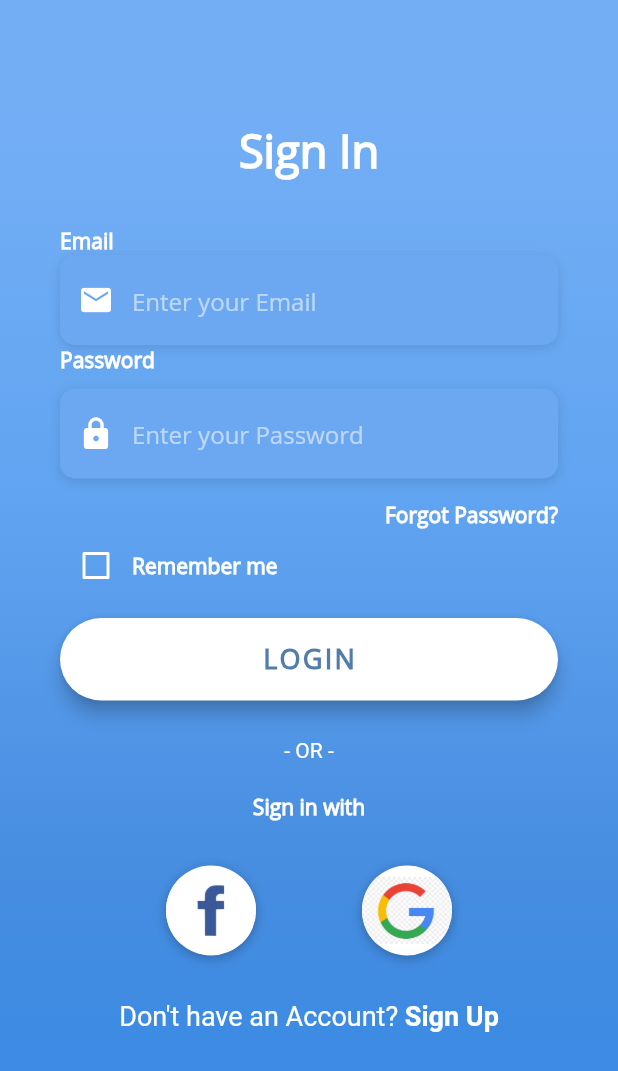
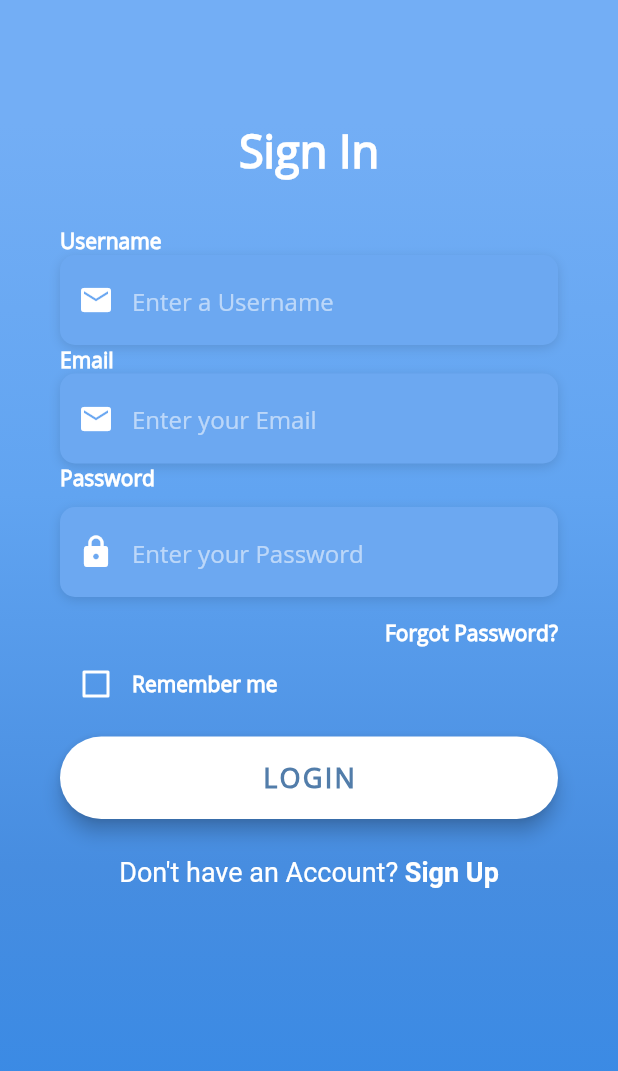
Before and after one commit to SolomonRosemite/Flutter-TellYea, a Flutter app: the LoginScreen screen opened directly, on a phone screen of 412 x 824 dp. Shown: the top 1071 px of the screen. Run offline on Flutter 3.47's test engine with Material 2 defaults, Android fonts, the phone set to English and light mode, and no system bars; our stand-ins replace shared_preferences; missing offline and left inert: backendless_sdk; accounts and stored records are empty.

Commit message:
Added Login to Backend

```diff
--- a/tellyea/lib/SplashScreen.dart
+++ b/tellyea/lib/SplashScreen.dart
@@ -48,7 +48,7 @@ class SplashState extends State<Splash> {
           setState(() {
             visible = false;
           });
-          Future.delayed(const Duration(seconds: 510), () {
+          Future.delayed(const Duration(milliseconds: 510), () {
             setState(() {
               image = "images/throw.png";
               visible = true;
@@ -96,6 +96,7 @@ class SplashState extends State<Splash> {
                 duration: Duration(seconds: 3),
                 child: Column(
                   children: <Widget>[
+                    // TODO: Add Inputfield here to set a displayname
                     RaisedButton(
                       onPressed: () {},
                       elevation: 0,
--- a/tellyea/lib/pages/login/screens/login_screen.dart
+++ b/tellyea/lib/pages/login/screens/login_screen.dart
@@ -1,4 +1,5 @@
 import 'package:TellYea/pages/login/utilities/constants.dart';
+import 'package:TellYea/backend/Backend.dart';
 import 'package:flutter/material.dart';
 import 'package:flutter/services.dart';
 
@@ -11,11 +12,102 @@ class LoginScreen extends StatefulWidget {
 
 class _LoginScreenState extends State<LoginScreen> {
   bool _rememberMe = false;
+  String _username = "";
+  String _email = "";
+  String _password = "";
 
-  void loginUser() {
+  bool _loginButtonClick = false;
+
+  void registerUser() async {
     // TODO: Login User here if username (email) is correct and pop
     // If not tell the user
-    Navigator.pop(context);
+
+    // While We wait for the response we dont want so send another one.
+    // Thats why we retrun if we get another button click
+    if (_loginButtonClick == true) {
+      return;
+    }
+
+    //
+    _loginButtonClick = true;
+    _email = _email.trimRight();
+    _email = _email.trimLeft();
+
+    if (_username.length <= 3 && _username.length > 16) {
+      alertUser('Username must be at leas 4 to 16 characters long');
+      return;
+    }
+
+    if (_username.contains(' ')) {
+      alertUser('Username Can\'t contain White-Spaces');
+      return;
+    }
+
+    if (!_email.contains('@') || !_email.contains('.')) {
+      alertUser('Email is not valid');
+      return;
+    }
+
+    print(_username);
+    print(_email);
+    print(_password);
+
+    for (Map item in await Backend.readTable('TellYeaUsers')) {
+      if (_username.toLowerCase() == item['username'].toLowerCase()) {
+        alertUser('Username Already Exists');
+        return;
+      }
+    }
+
+    bool x = await Backend.registerUser(_username, _email, _password);
+    print(x);
+    _loginButtonClick = false;
+    // if (x) {
+    //   //  Navigator.pop(context);
+    //   return;
+    // }
+  }
+
+  // TODO: AlertUser Message
+  void alertUser(String context) {
+    // Here we Alert the user if something didn't go right.
+    // Example: Username is taken...
+    _loginButtonClick = false;
+    print(context);
+  }
+
+  Widget _buildUsernameTF() {
+    return Column(
+      crossAxisAlignment: CrossAxisAlignment.start,
+      children: <Widget>[
+        Text(
+          'Username',
+          style: kLabelStyle,
+        ),
+        Container(
+          alignment: Alignment.centerLeft,
+          decoration: kBoxDecorationStyle,
+          height: 60.0,
+          child: TextField(
+            onChanged: (username) => this._username = username,
+            style: TextStyle(
+              color: Colors.white,
+              fontFamily: 'OpenSans',
+            ),
+            decoration: InputDecoration(
+              border: InputBorder.none,
+              contentPadding: EdgeInsets.only(top: 14.0),
+              prefixIcon: Icon(
+                Icons.email,
+                color: Colors.white,
+              ),
+              hintText: 'Enter a Username',
+              hintStyle: kHintTextStyle,
+            ),
+          ),
+        ),
+      ],
+    );
   }
 
   Widget _buildEmailTF() {
@@ -32,6 +124,7 @@ class _LoginScreenState extends State<LoginScreen> {
           height: 60.0,
           child: TextField(
             keyboardType: TextInputType.emailAddress,
+            onChanged: (email) => this._email = email,
             style: TextStyle(
               color: Colors.white,
               fontFamily: 'OpenSans',
@@ -67,6 +160,7 @@ class _LoginScreenState extends State<LoginScreen> {
           height: 60.0,
           child: TextField(
             obscureText: true,
+            onChanged: (password) => this._password = password,
             style: TextStyle(
               color: Colors.white,
               fontFamily: 'OpenSans',
@@ -134,7 +228,7 @@ class _LoginScreenState extends State<LoginScreen> {
       width: double.infinity,
       child: RaisedButton(
         elevation: 5.0,
-        onPressed: () => loginUser(),
+        onPressed: () => registerUser(),
         padding: EdgeInsets.all(15.0),
         shape: RoundedRectangleBorder(
           borderRadius: BorderRadius.circular(30.0),
@@ -150,72 +244,6 @@ class _LoginScreenState extends State<LoginScreen> {
             fontFamily: 'OpenSans',
           ),
         ),
-      ),
-    );
-  }
-
-  Widget _buildSignInWithText() {
-    return Column(
-      children: <Widget>[
-        Text(
-          '- OR -',
-          style: TextStyle(
-            color: Colors.white,
-            fontWeight: FontWeight.w400,
-          ),
-        ),
-        SizedBox(height: 20.0),
-        Text(
-          'Sign in with',
-          style: kLabelStyle,
-        ),
-      ],
-    );
-  }
-
-  Widget _buildSocialBtn(Function onTap, AssetImage logo) {
-    return GestureDetector(
-      onTap: onTap,
-      child: Container(
-        height: 60.0,
-        width: 60.0,
-        decoration: BoxDecoration(
-          shape: BoxShape.circle,
-          color: Colors.white,
-          boxShadow: [
-            BoxShadow(
-              color: Colors.black26,
-              offset: Offset(0, 2),
-              blurRadius: 6.0,
-            ),
-          ],
-          image: DecorationImage(
-            image: logo,
-          ),
-        ),
-      ),
-    );
-  }
-
-  Widget _buildSocialBtnRow() {
-    return Padding(
-      padding: EdgeInsets.symmetric(vertical: 30.0),
-      child: Row(
-        mainAxisAlignment: MainAxisAlignment.spaceEvenly,
-        children: <Widget>[
-          _buildSocialBtn(
-            () => print('Login with Facebook'),
-            AssetImage(
-              'images/facebook.jpg',
-            ),
-          ),
-          _buildSocialBtn(
-            () => print('Login with Google'),
-            AssetImage(
-              'images/google.jpg',
-            ),
-          ),
-        ],
       ),
     );
   }
@@ -304,14 +332,12 @@ class _LoginScreenState extends State<LoginScreen> {
                           ),
                         ),
                         SizedBox(height: 30.0),
+                        _buildUsernameTF(),
                         _buildEmailTF(),
-                        // SizedBox(height: 30.0),
                         _buildPasswordTF(),
                         _buildForgotPasswordBtn(),
                         _buildRememberMeCheckbox(),
                         _buildLoginBtn(),
-                        _buildSignInWithText(),
-                        _buildSocialBtnRow(),
                         _buildSignupBtn(),
                       ],
                     ),
```
Also changed, not shown: tellyea/lib/backend/backend.dart (+22 -0 lines).
